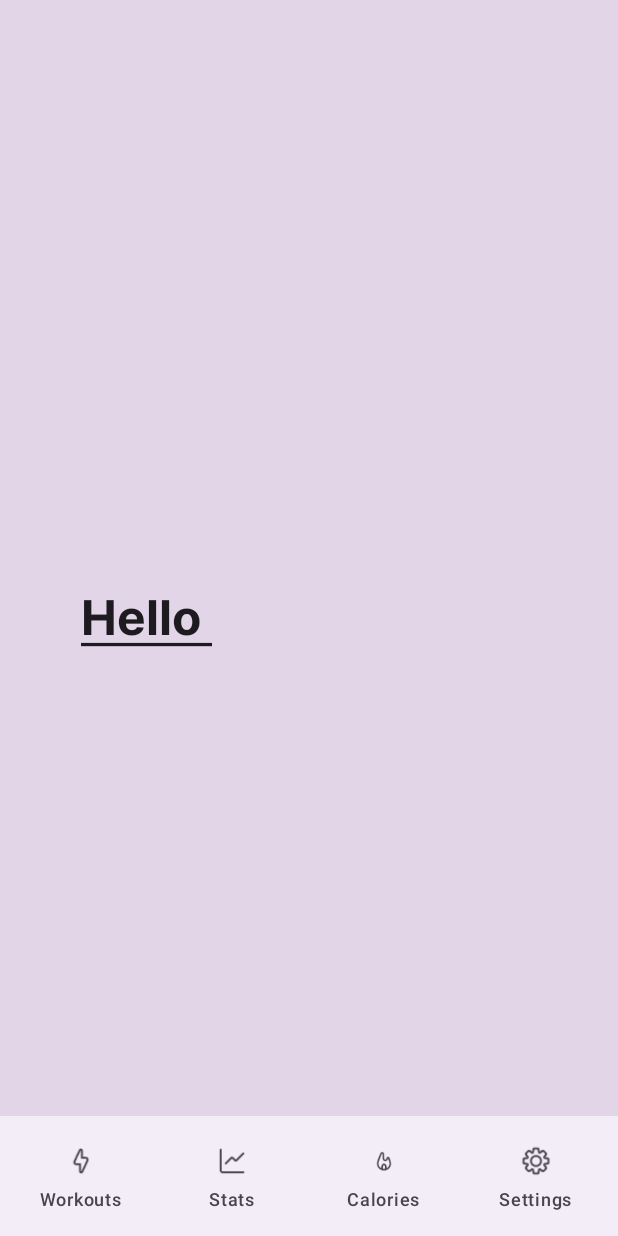
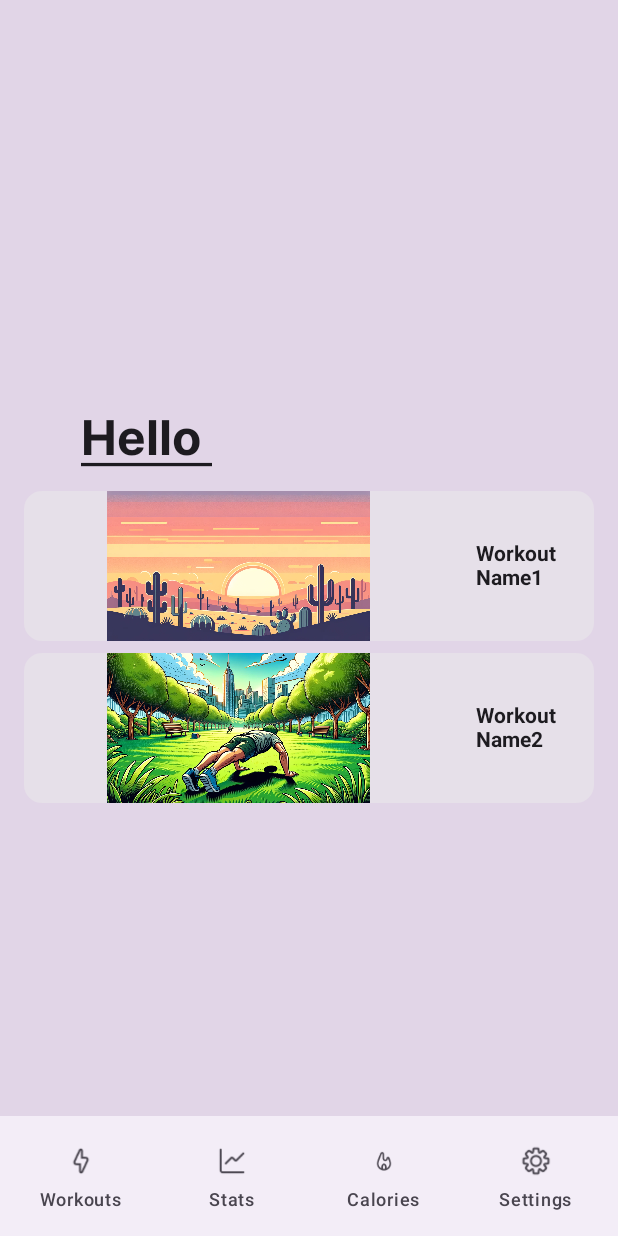
Before and after one commit to Rudolf23Hkya/MuscleMind, an Android app built with Jetpack Compose: the ActiveWorkouts screen opened through its navigation route, on a phone screen of 412 x 824 dp. Run offline under Robolectric (Android 15) with nearby library versions, the phone set to English and light mode, and no system bars; our stand-ins replace Dagger/Hilt's generated code, Room's generated code, livedata-compose; 1 statement that could not run was skipped.

Commit message:
barsRemoved
they need to be converted to XML

```diff
--- a/app/src/main/java/com/elte_r532ov/musclemind/ui/screens/workouts/active/ActiveWorkouts.kt
+++ b/app/src/main/java/com/elte_r532ov/musclemind/ui/screens/workouts/active/ActiveWorkouts.kt
@@ -1,15 +1,20 @@
 package com.elte_r532ov.musclemind.ui.screens.workouts.active
 
 import android.annotation.SuppressLint
+import androidx.compose.foundation.Image
 import androidx.compose.foundation.background
 import androidx.compose.foundation.layout.Arrangement
 import androidx.compose.foundation.layout.Column
 import androidx.compose.foundation.layout.Row
+import androidx.compose.foundation.layout.Spacer
 import androidx.compose.foundation.layout.fillMaxSize
 import androidx.compose.foundation.layout.fillMaxWidth
+import androidx.compose.foundation.layout.height
 import androidx.compose.foundation.layout.padding
 import androidx.compose.foundation.layout.size
 import androidx.compose.material3.BottomAppBar
+import androidx.compose.material3.Card
+import androidx.compose.material3.CardDefaults
 import androidx.compose.material3.Icon
 import androidx.compose.material3.NavigationBarItem
 import androidx.compose.material3.Scaffold
@@ -38,6 +43,7 @@ import com.elte_r532ov.musclemind.util.BottomNavItem
 import com.elte_r532ov.musclemind.util.BottomNavMenu
 import com.elte_r532ov.musclemind.util.UiEvent
 import androidx.compose.runtime.livedata.observeAsState
+import com.elte_r532ov.musclemind.R
 
 @SuppressLint("UnusedMaterial3ScaffoldPaddingParameter")
 @Composable
@@ -47,6 +53,9 @@ fun ActiveWorkouts(
 ) {
     val navController = rememberNavController()
     val userName by viewModel.userNameLiveData.observeAsState("")
+
+    val workout_image_1 by viewModel.userNameLiveData.observeAsState("")
+    val workout_image_2 by viewModel.userNameLiveData.observeAsState("")
 
     val items = listOf(
        BottomNavMenu.WORKOUTS,
@@ -96,7 +105,17 @@ fun ActiveWorkouts(
                     textDecoration = TextDecoration.Underline
                 )
             }
+            WorkoutList()
         }
+    }
+}
+//TODO - Lazy list upgrade
+@Composable
+fun WorkoutList() {
+    Column(modifier = Modifier.padding(16.dp)) {
+        WorkoutCard("Workout Name1", R.drawable.warmup)
+        Spacer(modifier = Modifier.height(8.dp))
+        WorkoutCard("Workout Name2", R.drawable.own_body_weight)
     }
 }
 
@@ -114,3 +133,24 @@ fun BottomNavBar(items: List<BottomNavItem>, navController: NavHostController, o
         }
     }
 }
+@Composable
+fun WorkoutCard(name: String, drawable: Int) {
+    Card(
+        modifier = Modifier.fillMaxWidth()
+    ) {
+        Row(verticalAlignment = Alignment.CenterVertically) {
+            Image(
+                painter = painterResource(id = drawable),
+                contentDescription = name,
+                modifier = Modifier
+                    .height(100.dp)
+                    .fillMaxWidth(0.75f)
+            )
+            Text(
+                text = name,
+                modifier = Modifier.padding(16.dp),
+                fontWeight = FontWeight.Bold
+            )
+        }
+    }
+}
```
Also changed, not shown: app/src/main/res/drawable/1_bar.svg (deleted), app/src/main/res/drawable/2_bars.svg (deleted), app/src/main/res/drawable/3_bars.svg (deleted), app/src/main/res/drawable/4_bars.svg (deleted).
